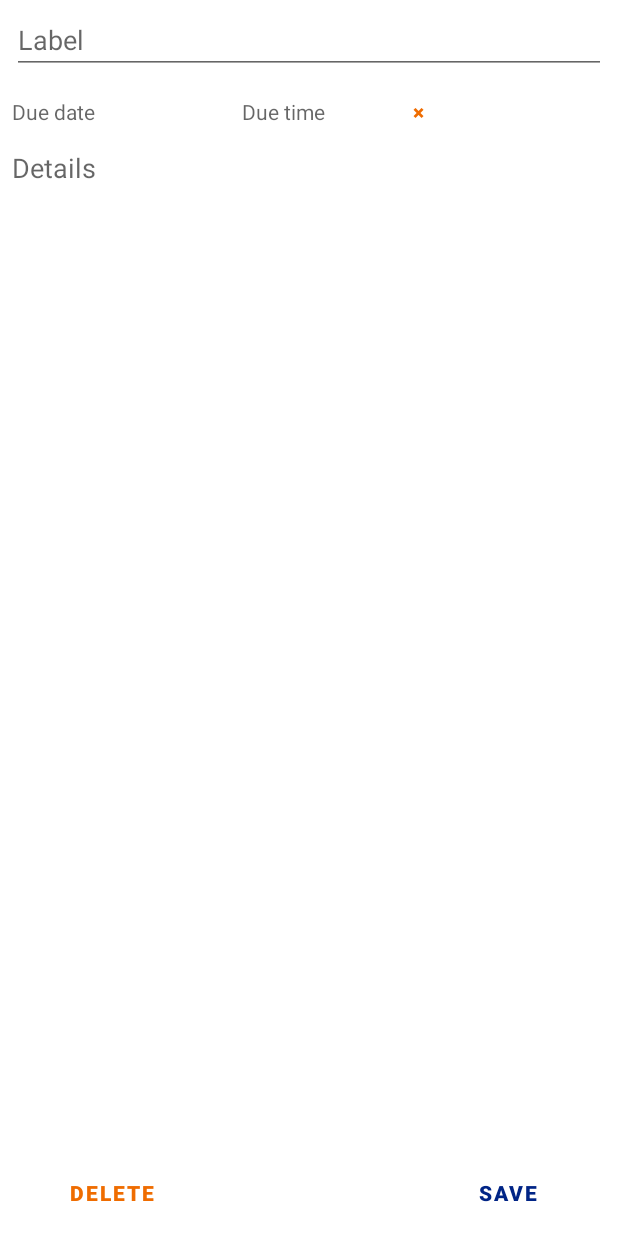
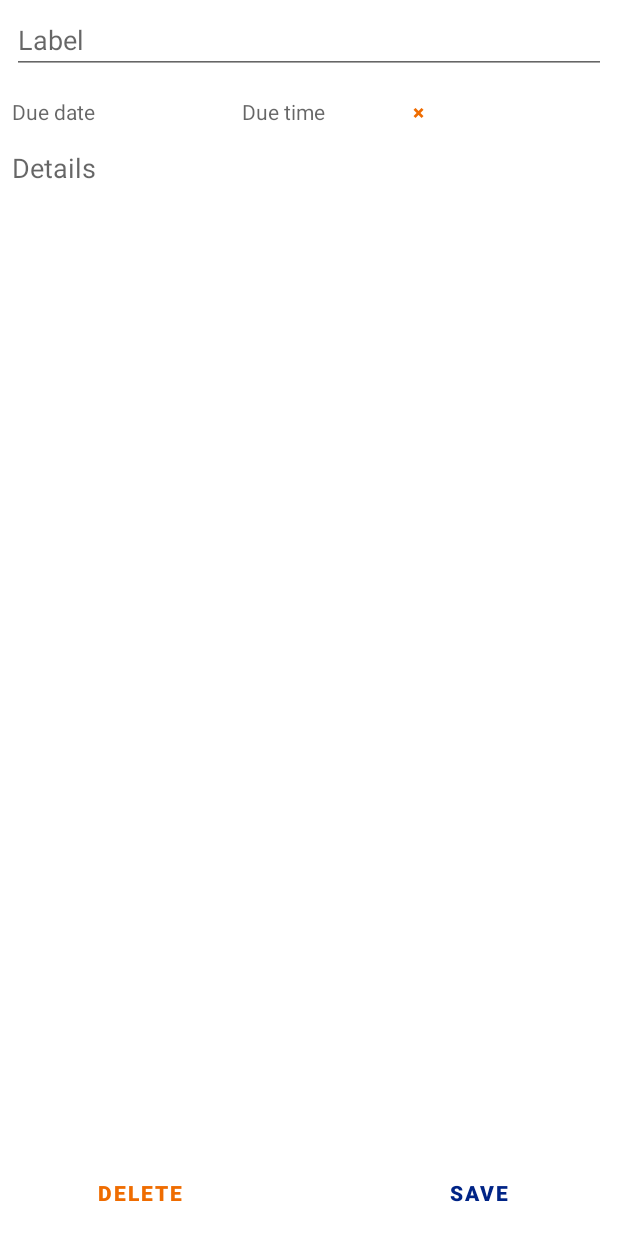
Before and after one commit to Piratmac/kotlin-todo-app, an Android app: the layout fragment_task_details.xml on its own in the app's theme, with its tools: preview values and no code run, on a phone screen of 412 x 824 dp. Run offline under Robolectric (Android 15) with nearby library versions, the light colour scheme and no system bars.

Commit message:
Improved display + fix issue with NavHistFragment requiring an ID

```diff
--- a/app/src/main/res/layout/activity_main.xml
+++ b/app/src/main/res/layout/activity_main.xml
@@ -3,6 +3,7 @@
     xmlns:app="http://schemas.android.com/apk/res-auto">
 
     <androidx.fragment.app.FragmentContainerView
+        android:id="@+id/fragment"
         android:name="androidx.navigation.fragment.NavHostFragment"
         android:layout_width="match_parent"
         android:layout_height="match_parent"
--- a/app/src/main/res/layout/fragment_task_details.xml
+++ b/app/src/main/res/layout/fragment_task_details.xml
@@ -28,7 +28,7 @@
             android:layout_width="0dp"
             android:layout_height="wrap_content"
             android:hint="@string/task_label"
-            android:inputType="textPersonName"
+            android:inputType="textShortMessage|textAutoCorrect|textCapSentences"
             android:text="@={taskDetailsViewModel.task.label}"
             app:layout_constraintEnd_toEndOf="parent"
             app:layout_constraintStart_toStartOf="parent"
@@ -97,7 +97,7 @@
             android:gravity="start|top"
             android:hint="@string/task_details"
             android:importantForAutofill="no"
-            android:inputType="textMultiLine"
+            android:inputType="textLongMessage|textAutoCorrect|textMultiLine|textCapSentences"
             android:text="@={taskDetailsViewModel.task.details}"
             app:layout_constraintBottom_toTopOf="@+id/linearLayout2"
             app:layout_constraintEnd_toEndOf="parent"
@@ -116,22 +116,22 @@
             <Button
                 android:id="@+id/taskDelete"
                 style="@style/Buttons.NegativeAction"
-                android:layout_width="match_parent"
+                android:layout_width="0dp"
                 android:layout_height="match_parent"
-                android:layout_weight="1"
+                android:layout_weight="3"
                 android:text="@string/task_delete" />
 
             <android.widget.Space
-                android:layout_width="match_parent"
+                android:layout_width="0dp"
                 android:layout_height="match_parent"
                 android:layout_weight="1" />
 
             <Button
                 android:id="@+id/taskSave"
                 style="@style/Buttons.PositiveAction"
-                android:layout_width="match_parent"
+                android:layout_width="0dp"
                 android:layout_height="match_parent"
-                android:layout_weight="1"
+                android:layout_weight="3"
                 android:text="@string/task_save" />
         </LinearLayout>
     </androidx.constraintlayout.widget.ConstraintLayout>
```
